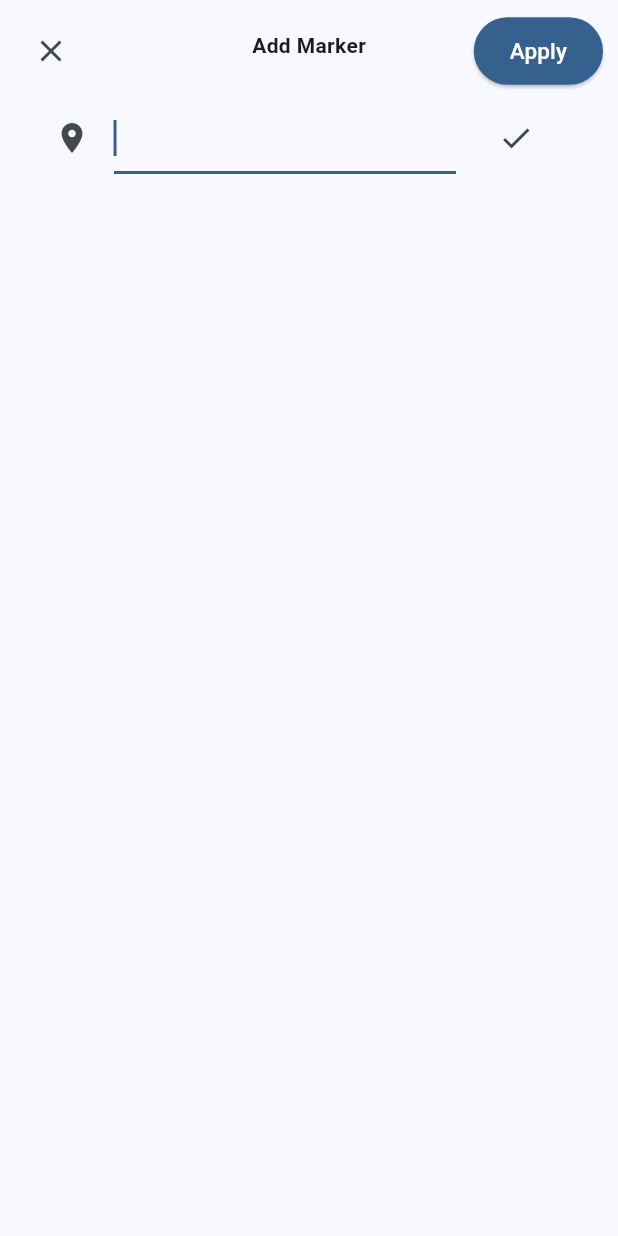
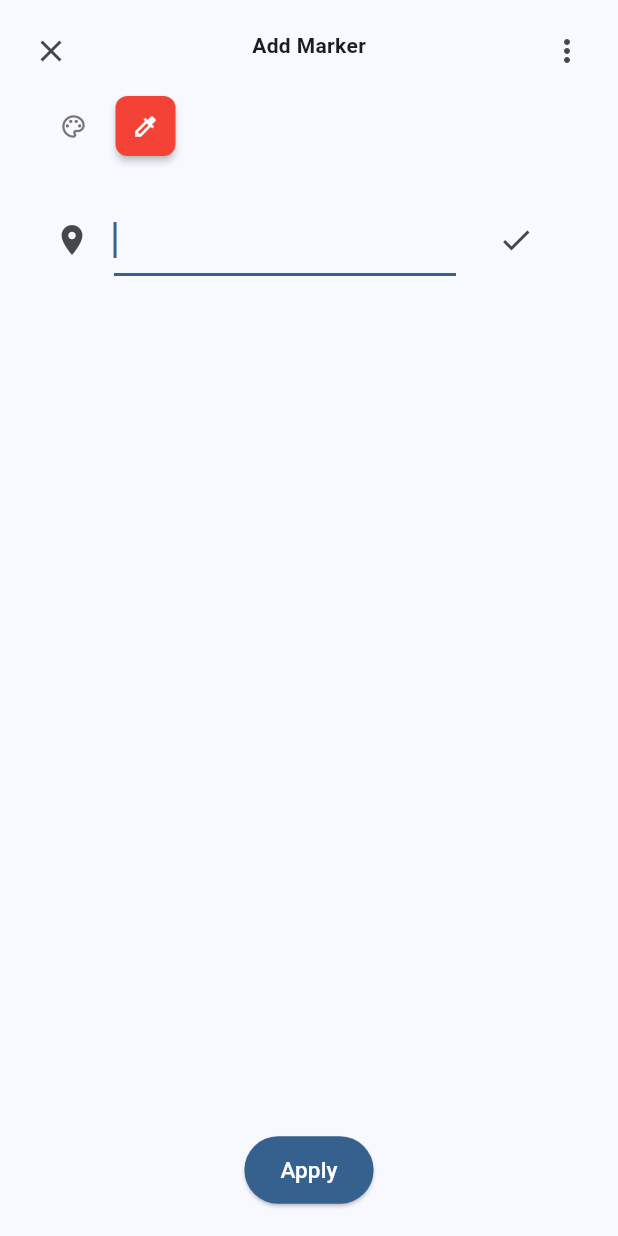
Before and after one commit to Mahdi-Gholami82/GeoInk, a Flutter app: the AddCoordinatesSheet widget shown alone on an empty page, opened directly, on a phone screen of 412 x 824 dp. Run offline on Flutter 3.47's test engine with Material 3 defaults, Android fonts, the phone set to English and light mode, and no system bars; our stand-ins replace flutter_colorpicker, flutter_map, flutter_speed_dial, latlong2, settings_ui.

Commit message:
color picker ui

```diff
--- a/lib/widgets/add_map_layer/add_coordinates_sheet.dart
+++ b/lib/widgets/add_map_layer/add_coordinates_sheet.dart
@@ -1,7 +1,31 @@
 import 'package:flutter/material.dart';
+import 'package:flutter_colorpicker/flutter_colorpicker.dart';
 import 'package:mapify/providers/input_list_coordinates_provider.dart';
 import 'package:mapify/widgets/add_map_layer/input_list_view.dart';
 import 'package:provider/provider.dart';
+
+const List<Color> colors = [
+  Colors.red,
+  Colors.pink,
+  Colors.purple,
+  Colors.deepPurple,
+  Colors.indigo,
+  Colors.blue,
+  Colors.lightBlue,
+  Colors.cyan,
+  Colors.teal,
+  Colors.green,
+  Colors.lightGreen,
+  Colors.lime,
+  Colors.yellow,
+  Colors.amber,
+  Colors.orange,
+  Colors.deepOrange,
+  Colors.brown,
+  Colors.grey,
+  Colors.blueGrey,
+  Colors.black,
+];
 
 class AddCoordinatesSheet extends StatefulWidget {
   const AddCoordinatesSheet({super.key, required this.title});
@@ -12,6 +36,8 @@ class AddCoordinatesSheet extends StatefulWidget {
 }
 
 class _AddCoordinatesSheetState extends State<AddCoordinatesSheet> {
+  Color chosenColor = Colors.red;
+
   @override
   Widget build(BuildContext context) {
     return Stack(
@@ -22,14 +48,57 @@ class _AddCoordinatesSheetState extends State<AddCoordinatesSheet> {
             spacing: 20,
             children: [
               Text(widget.title, style: TextStyle(fontWeight: FontWeight.bold)),
-              Expanded(child: InputListView()),
+              Container(
+                margin: EdgeInsets.symmetric(horizontal: 20),
+                child: Row(
+                  spacing: 15,
+                  children: [
+                    Tooltip(
+                      message: "Change layer color",
+                      child: Icon(
+                        Icons.palette_outlined,
+                        size: 18,
+                        color: Colors.grey.shade600,
+                      ),
+                    ),
+                    FloatingActionButton.small(
+                      backgroundColor: chosenColor,
+                      onPressed: () {
+                        showDialog(
+                          context: context,
+                          builder: (BuildContext context) {
+                            return AlertDialog(
+                              title: const Text('Select a color'),
+                              content: SingleChildScrollView(
+                                child: BlockPicker(
+                                  pickerColor: chosenColor,
+                                  onColorChanged: (Color value) {
+                                    setState(() {
+                                      chosenColor = value;
+                                    });
+                                  },
+                                  availableColors: colors,
+                                ),
+                              ),
+                            );
+                          },
+                        );
+                      },
+                      elevation: 2,
+                      shape: RoundedRectangleBorder(
+                        borderRadius: BorderRadius.circular(8),
+                      ),
+                      child: Icon(
+                        Icons.colorize,
+                        color: Colors.white,
+                        size: 18,
+                      ),
+                    ),
                   ],
                 ),
               ),
-        Positioned(
-          top: 10,
-          right: 10,
-          child: ElevatedButton(
+              Expanded(child: InputListView()),
+              ElevatedButton(
                 style: ElevatedButton.styleFrom(
                   backgroundColor: Theme.of(context).colorScheme.primary,
                   minimumSize: Size(80, 45),
@@ -49,6 +118,13 @@ class _AddCoordinatesSheetState extends State<AddCoordinatesSheet> {
                   ),
                 ),
               ),
+            ],
+          ),
+        ),
+        Positioned(
+          top: 10,
+          right: 10,
+          child: IconButton(onPressed: () {}, icon: Icon(Icons.more_vert)),
         ),
         Positioned(
           top: 10,
--- a/pubspec.yaml
+++ b/pubspec.yaml
@@ -40,6 +40,7 @@ dependencies:
   flutter_speed_dial: ^7.0.0
   settings_ui: ^2.0.2
   provider: ^6.1.5+1
+  flutter_colorpicker: ^1.1.0
 
 dev_dependencies:
   flutter_test:
```
Also changed, not shown: pubspec.lock. Lines whose indentation alone changed are shown as unchanged.
